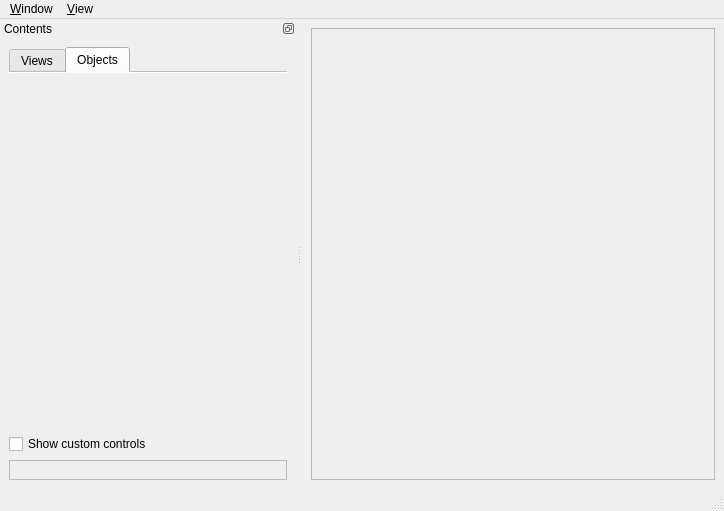
Old version of the form subarchitectures/visualization.sa/trunk/src/c++/core/qtui/design/castor.ui in the repository marc-hanheide/cogx.
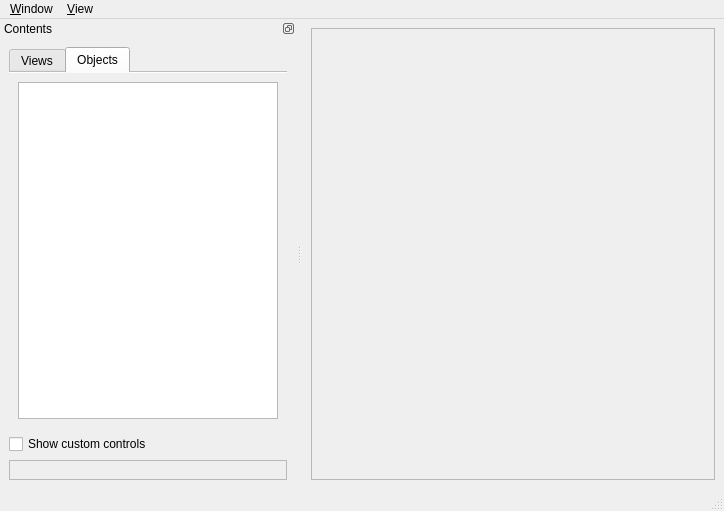
New version of the form. The open tabs and pages were chosen to show the change. Custom widgets are drawn as their Qt base class.

Commit message: v11n: display list of objects from the current view

What changed in the file:
```diff
--- a/subarchitectures/visualization.sa/trunk/src/c++/core/qtui/design/castor.ui
+++ b/subarchitectures/visualization.sa/trunk/src/c++/core/qtui/design/castor.ui
@@ -142,6 +142,20 @@
         <attribute name="toolTip">
          <string>Objects in current view</string>
         </attribute>
+        <layout class="QVBoxLayout" name="verticalLayout_3">
+         <item>
+          <widget class="QTreeWidget" name="treeObjects">
+           <attribute name="headerVisible">
+            <bool>false</bool>
+           </attribute>
+           <column>
+            <property name="text">
+             <string notr="true">1</string>
+            </property>
+           </column>
+          </widget>
+         </item>
+        </layout>
        </widget>
       </widget>
      </item>
```
The commit also changes 9 other files.
